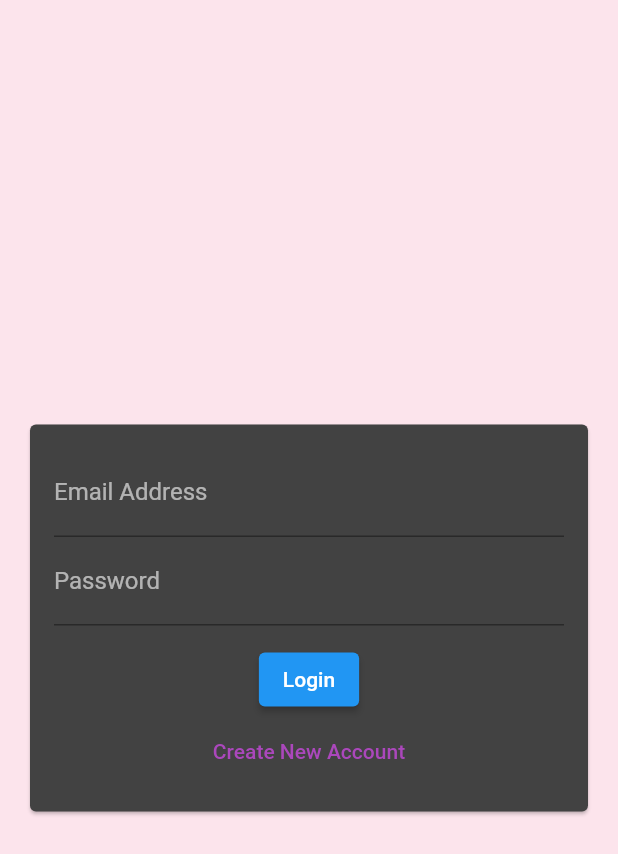
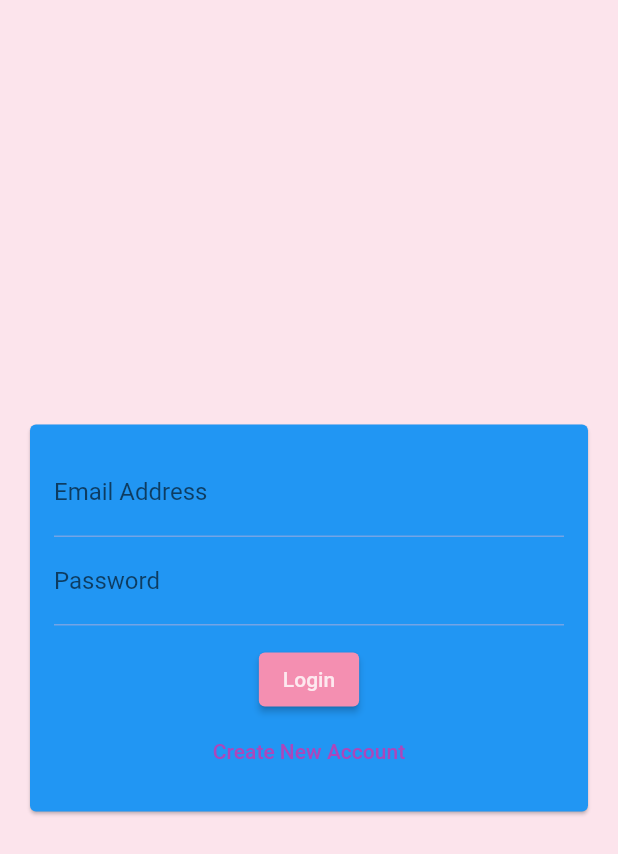
Before and after one commit to abi-chr/chatapp_project, a Flutter app: the screen it shows after launch, on a phone screen of 412 x 824 dp. Shown: the top 854 px of the screen. Run offline on Flutter 3.47's test engine with Material 2 defaults, Android fonts, the light colour scheme and no system bars; our stand-ins replace cloud_firestore, firebase_auth, firebase_core; accounts and stored records are empty.

Commit message:
color scheme and error fix

```diff
--- a/lib/main.dart
+++ b/lib/main.dart
@@ -20,12 +20,21 @@ class MyApp extends StatelessWidget {
     return MaterialApp(
       title: 'Flutter Chat',
       theme: ThemeData(
-        primaryColor: Colors.pink.shade200,
-        colorScheme: ColorScheme.fromSwatch().copyWith(
-            secondary: Colors.pink.shade100,
-            tertiary: Colors.purple.shade400,
-            background: Colors.pink.shade50,
-            brightness: Brightness.dark),
+        // primaryColor: Colors.pink.shade200,
+        colorScheme: ColorScheme(
+          primary: Colors.pink.shade200,
+          onPrimary: Color.lerp(Colors.pink, Colors.white, .9),
+          secondary: Colors.pink.shade100,
+          onSecondary: Color.lerp(Colors.pink, Colors.white, .2),
+          surface: Colors.pink,
+          onSurface: Color.lerp(Colors.pink, Colors.white, .7),
+          background: Colors.pink.shade50,
+          onBackground: Color.lerp(Colors.pink, Colors.white, .2),
+          tertiary: Colors.purple.shade400,
+          brightness: Brightness.light,
+          error: Colors.red.shade800,
+          onError: Colors.white,
+        ),
         buttonTheme: ButtonTheme.of(context).copyWith(
           buttonColor: Colors.pink.shade400,
           textTheme: ButtonTextTheme.primary,
--- a/lib/screens/chat_screen.dart
+++ b/lib/screens/chat_screen.dart
@@ -8,6 +8,7 @@ class ChatScreen extends StatelessWidget {
   @override
   Widget build(BuildContext context) {
     return Scaffold(
+      backgroundColor: Theme.of(context).colorScheme.background,
       appBar: AppBar(
         title: Text('Chat App'),
         actions: [
@@ -38,7 +39,7 @@ class ChatScreen extends StatelessWidget {
           )
         ],
       ),
-      body: StreamBuilder<QuerySnapshot>(
+      body: StreamBuilder(
         stream: FirebaseFirestore.instance
             .collection('chats/DmanHnmzPy9MPlEDIOjN/messages')
             .snapshots(),
--- a/lib/widgets/auth/auth_form.dart
+++ b/lib/widgets/auth/auth_form.dart
@@ -47,6 +47,7 @@ class _AuthFormState extends State<AuthForm> {
   Widget build(BuildContext context) {
     return Center(
       child: Card(
+        color: Theme.of(context).primaryColor,
         margin: EdgeInsets.all(20.0),
         child: SingleChildScrollView(
           child: Padding(
```
